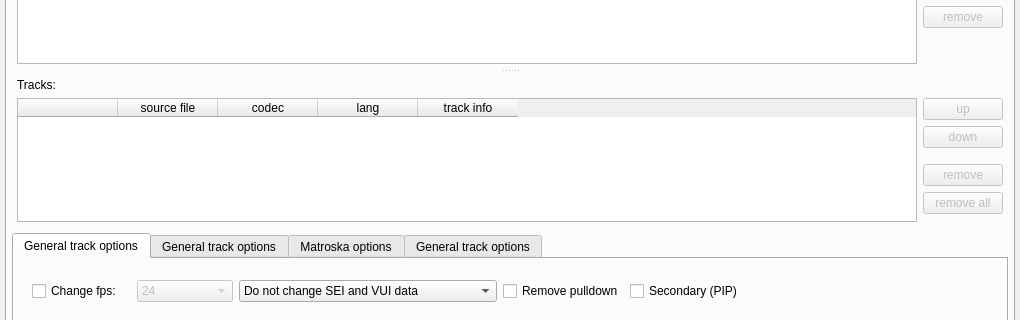
The window that tsMuxerGUI/tsmuxerwindow.ui (teaching-droid/tsMuxer) describes before a commit, drawn with Qt 5; both pictures show x 0 to 1020 and y 121 to 441 of the 1020 by 910 pixel window.
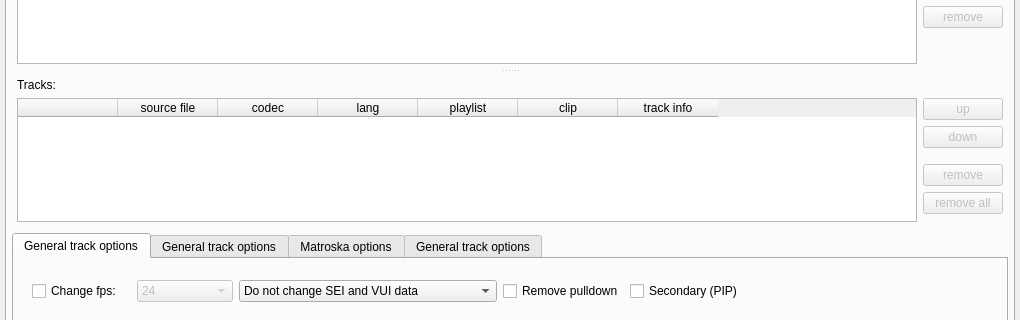
The same window after the commit. Icons and pictures are not drawn.

Commit message:
Show the playlist and clip order of each track
Since 3.0.0 the tracks of a playlist are listed and muxed in the order of
its stream table, the order a player numbers them in. Where that differs
from the order of the clip, by PID, nothing showed it.

The listing of a playlist now gives each track's number among the tracks
of its kind in the playlist and in its clip ("Stream order: playlist 2,
clip 4"), and the window shows both in two columns of the track list,
"playlist" and "clip", while a playlist is in the list (#52).

```diff
--- a/tsMuxerGUI/tsmuxerwindow.ui
+++ b/tsMuxerGUI/tsmuxerwindow.ui
@@ -219,6 +219,16 @@
                   <string>lang</string>
                  </property>
                 </column>
+                <column>
+                 <property name="text">
+                  <string>playlist</string>
+                 </property>
+                </column>
+                <column>
+                 <property name="text">
+                  <string>clip</string>
+                 </property>
+                </column>
                 <column>
                  <property name="text">
                   <string>track info</string>
```
The commit also changes 14 other files.
